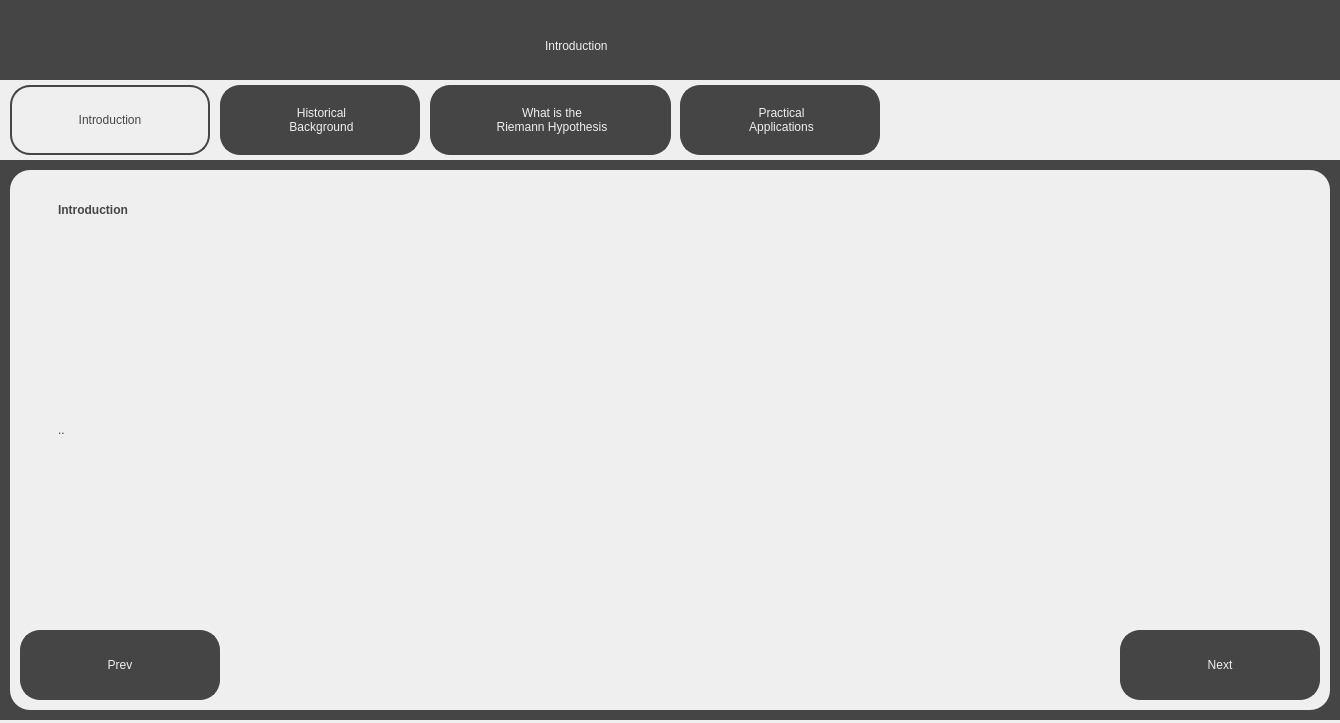
This is src/ui/introduction_screens/introduction.ui in jackm245/Riemann-Hypothesis as Qt 5 draws it before an edit. The edited form follows.
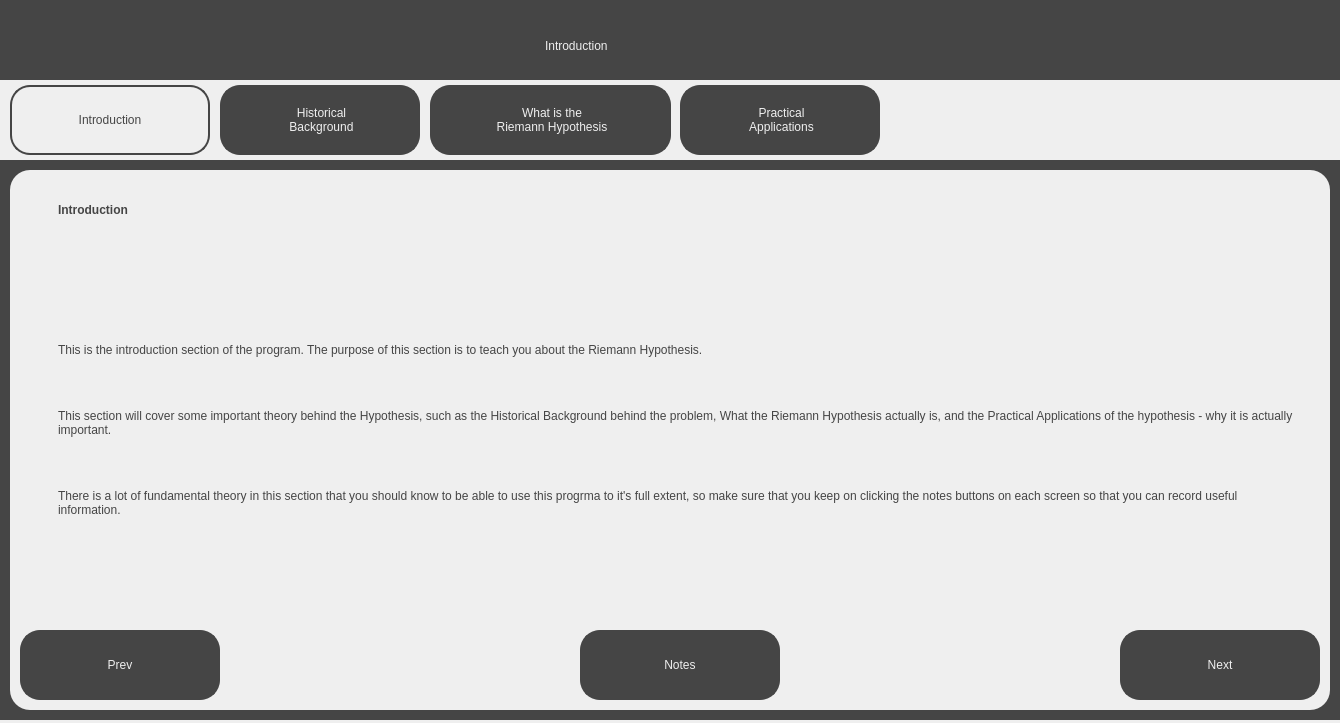
This is the edited form.

Patch:
```diff
--- a/src/ui/introduction_screens/introduction.ui
+++ b/src/ui/introduction_screens/introduction.ui
@@ -309,16 +309,41 @@
 background-color: rgb(239, 239, 239); padding: 5px;</string>
      </property>
      <property name="text">
-      <string>&lt;html&gt;&lt;head/&gt;&lt;body&gt;&lt;p&gt;..&lt;/p&gt;&lt;/body&gt;&lt;/html&gt;</string>
+      <string>&lt;html&gt;&lt;head/&gt;&lt;body&gt;&lt;p&gt;This is the introduction section of the program. The purpose of this section is to teach you about the Riemann Hypothesis.&lt;/p&gt;&lt;p&gt;&lt;br/&gt;&lt;/p&gt;&lt;p&gt;This section will cover some important theory behind the Hypothesis, such as the Historical Background behind the problem, What the Riemann Hypothesis actually is, and the Practical Applications of the hypothesis - why it is actually important.&lt;/p&gt;&lt;p&gt;&lt;br/&gt;&lt;/p&gt;&lt;p&gt;There is a lot of fundamental theory in this section that you should know to be able to use this progrma to it's full extent, so make sure that you keep on clicking the notes buttons on each screen so that you can record useful information.&lt;/p&gt;&lt;/body&gt;&lt;/html&gt;</string>
      </property>
      <property name="wordWrap">
       <bool>true</bool>
      </property>
     </widget>
+    <widget class="QPushButton" name="NotesButton">
+     <property name="geometry">
+      <rect>
+       <x>570</x>
+       <y>460</y>
+       <width>200</width>
+       <height>70</height>
+      </rect>
+     </property>
+     <property name="cursor">
+      <cursorShape>PointingHandCursor</cursorShape>
+     </property>
+     <property name="styleSheet">
+      <string notr="true">border: 2px solid;
+border-radius: 20px;
+border-color:rgb(69, 69, 69);
+background-color: rgb(69, 69, 69);
+font: 18pt &quot;Sans Serif&quot;; color:rgb(239, 239, 239);
+</string>
+     </property>
+     <property name="text">
+      <string>Notes</string>
+     </property>
+    </widget>
     <zorder>SubTitleText</zorder>
     <zorder>MainText</zorder>
     <zorder>PrevButton</zorder>
     <zorder>NextButton</zorder>
+    <zorder>NotesButton</zorder>
    </widget>
   </widget>
  </widget>
```
